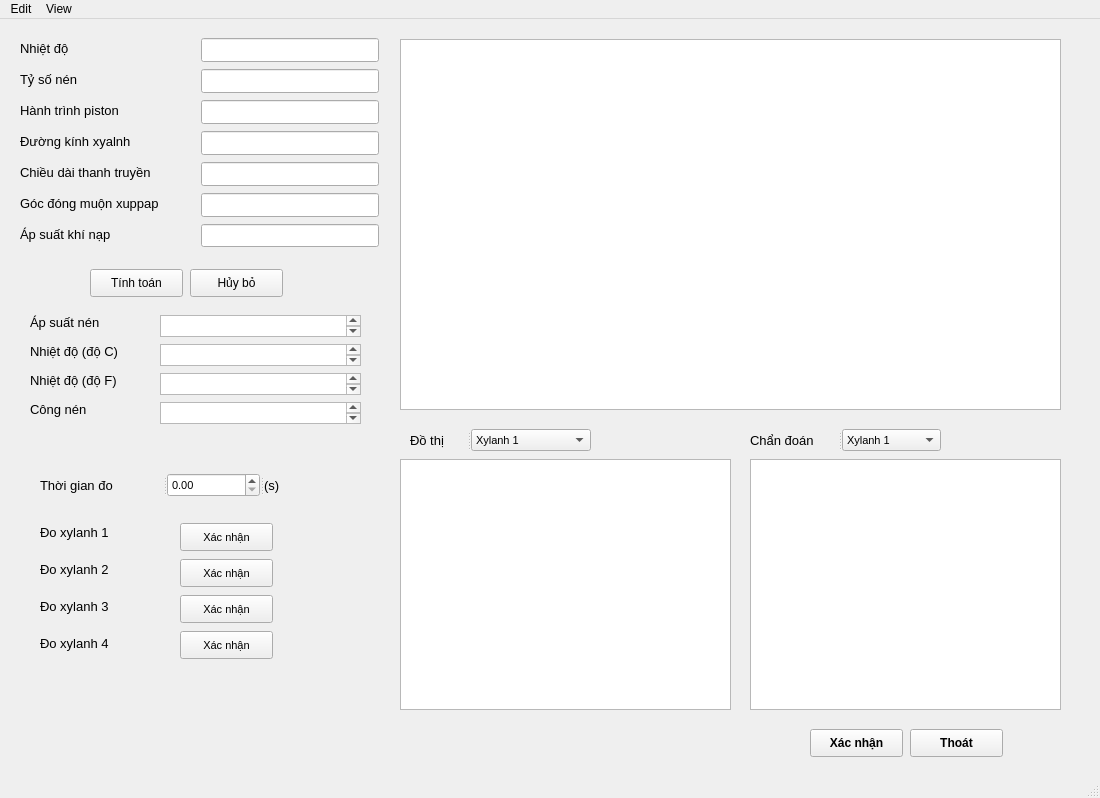
Qt form GUI/GUImain.ui (Vuchauduytung/LuanVan) before a commit.
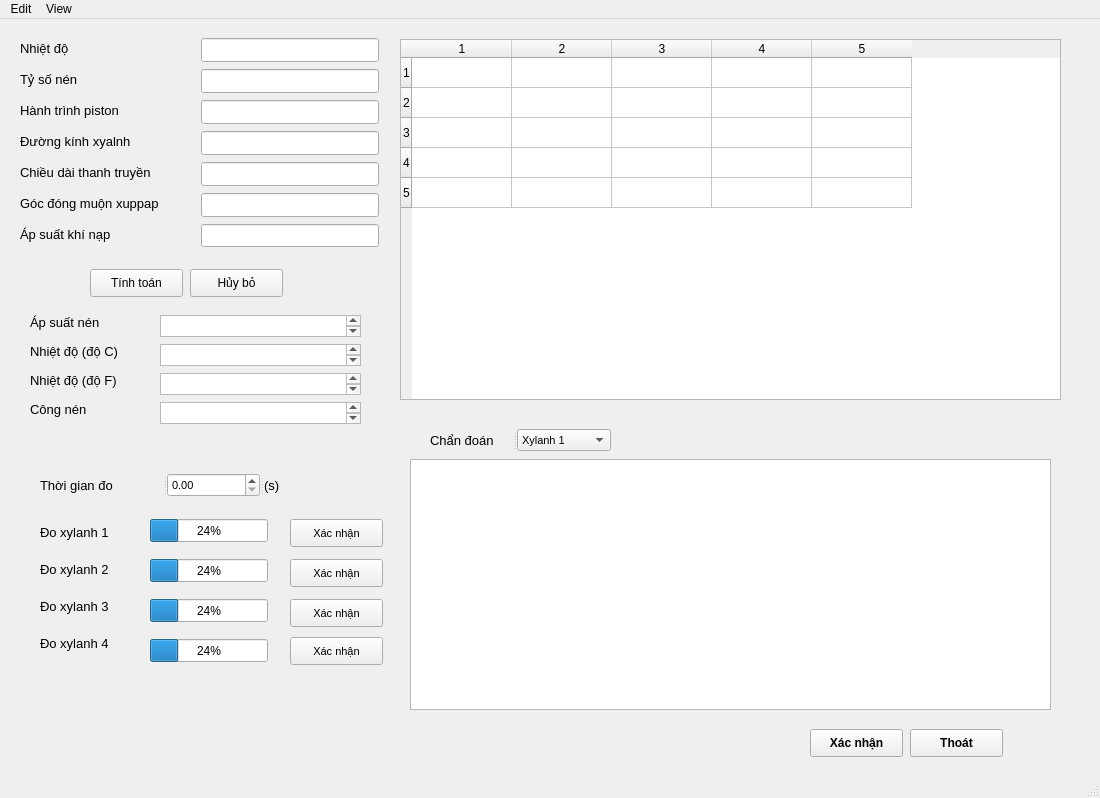
The same form after that commit.

```diff
--- a/GUI/GUImain.ui
+++ b/GUI/GUImain.ui
@@ -19,14 +19,14 @@
      <rect>
       <x>10</x>
       <y>430</y>
-      <width>301</width>
+      <width>381</width>
       <height>231</height>
      </rect>
     </property>
     <widget class="QPushButton" name="pushButton_4">
      <property name="geometry">
       <rect>
-       <x>170</x>
+       <x>280</x>
        <y>110</y>
        <width>93</width>
        <height>28</height>
@@ -44,8 +44,8 @@
     <widget class="QPushButton" name="pushButton_3">
      <property name="geometry">
       <rect>
-       <x>170</x>
-       <y>74</y>
+       <x>280</x>
+       <y>70</y>
        <width>93</width>
        <height>28</height>
       </rect>
@@ -80,8 +80,8 @@
     <widget class="QPushButton" name="pushButton_5">
      <property name="geometry">
       <rect>
-       <x>170</x>
-       <y>146</y>
+       <x>280</x>
+       <y>150</y>
        <width>93</width>
        <height>28</height>
       </rect>
@@ -161,8 +161,8 @@
     <widget class="QPushButton" name="pushButton_6">
      <property name="geometry">
       <rect>
-       <x>170</x>
-       <y>182</y>
+       <x>280</x>
+       <y>188</y>
        <width>93</width>
        <height>28</height>
       </rect>
@@ -212,6 +212,58 @@
       <string>Đo xylanh 1</string>
      </property>
     </widget>
+    <widget class="QProgressBar" name="progressBar">
+     <property name="geometry">
+      <rect>
+       <x>140</x>
+       <y>70</y>
+       <width>118</width>
+       <height>23</height>
+      </rect>
+     </property>
+     <property name="value">
+      <number>24</number>
+     </property>
+    </widget>
+    <widget class="QProgressBar" name="progressBar_2">
+     <property name="geometry">
+      <rect>
+       <x>140</x>
+       <y>110</y>
+       <width>118</width>
+       <height>23</height>
+      </rect>
+     </property>
+     <property name="value">
+      <number>24</number>
+     </property>
+    </widget>
+    <widget class="QProgressBar" name="progressBar_3">
+     <property name="geometry">
+      <rect>
+       <x>140</x>
+       <y>190</y>
+       <width>118</width>
+       <height>23</height>
+      </rect>
+     </property>
+     <property name="value">
+      <number>24</number>
+     </property>
+    </widget>
+    <widget class="QProgressBar" name="progressBar_4">
+     <property name="geometry">
+      <rect>
+       <x>140</x>
+       <y>150</y>
+       <width>118</width>
+       <height>23</height>
+      </rect>
+     </property>
+     <property name="value">
+      <number>24</number>
+     </property>
+    </widget>
    </widget>
    <widget class="QWidget" name="widget_math" native="true">
     <property name="geometry">
@@ -611,23 +663,39 @@
       <height>381</height>
      </rect>
     </property>
-    <widget class="QTableView" name="tabe_comment">
+    <widget class="QTableWidget" name="tableWidget">
      <property name="geometry">
       <rect>
        <x>10</x>
        <y>10</y>
        <width>661</width>
-       <height>371</height>
+       <height>361</height>
       </rect>
      </property>
+     <property name="rowCount">
+      <number>5</number>
+     </property>
+     <property name="columnCount">
+      <number>5</number>
+     </property>
+     <row/>
+     <row/>
+     <row/>
+     <row/>
+     <row/>
+     <column/>
+     <column/>
+     <column/>
+     <column/>
+     <column/>
     </widget>
    </widget>
    <widget class="QWidget" name="widget_grap" native="true">
     <property name="geometry">
      <rect>
-      <x>380</x>
+      <x>400</x>
       <y>400</y>
-      <width>691</width>
+      <width>671</width>
       <height>301</height>
      </rect>
     </property>
@@ -643,53 +711,7 @@
      <property name="orientation">
       <enum>Qt::Horizontal</enum>
      </property>
-     <widget class="QLabel" name="label_18">
-      <property name="font">
-       <font>
-        <pointsize>10</pointsize>
-       </font>
-      </property>
-      <property name="text">
-       <string>Đồ thị</string>
-      </property>
-     </widget>
-     <widget class="QComboBox" name="comboBox">
-      <property name="font">
-       <font>
-        <pointsize>8</pointsize>
-       </font>
-      </property>
-      <item>
-       <property name="text">
-        <string>Xylanh 1</string>
-       </property>
-      </item>
-      <item>
-       <property name="text">
-        <string>Xylanh 2</string>
-       </property>
-      </item>
-      <item>
-       <property name="text">
-        <string>Xylanh 3</string>
-       </property>
-      </item>
-      <item>
-       <property name="text">
-        <string>Xylanh 4</string>
-       </property>
-      </item>
-     </widget>
-    </widget>
     <widget class="QSplitter" name="splitter_3">
-     <property name="geometry">
-      <rect>
-       <x>370</x>
-       <y>10</y>
-       <width>191</width>
-       <height>22</height>
-      </rect>
-     </property>
      <property name="orientation">
       <enum>Qt::Horizontal</enum>
      </property>
@@ -731,22 +753,13 @@
       </item>
      </widget>
     </widget>
-    <widget class="QGraphicsView" name="grap_xylanh">
-     <property name="geometry">
-      <rect>
-       <x>20</x>
-       <y>40</y>
-       <width>331</width>
-       <height>251</height>
-      </rect>
-     </property>
     </widget>
     <widget class="QTextBrowser" name="t_comment">
      <property name="geometry">
       <rect>
-       <x>370</x>
+       <x>10</x>
        <y>40</y>
-       <width>311</width>
+       <width>641</width>
        <height>251</height>
       </rect>
      </property>
```
Lines whose indentation alone changed are shown as unchanged.
